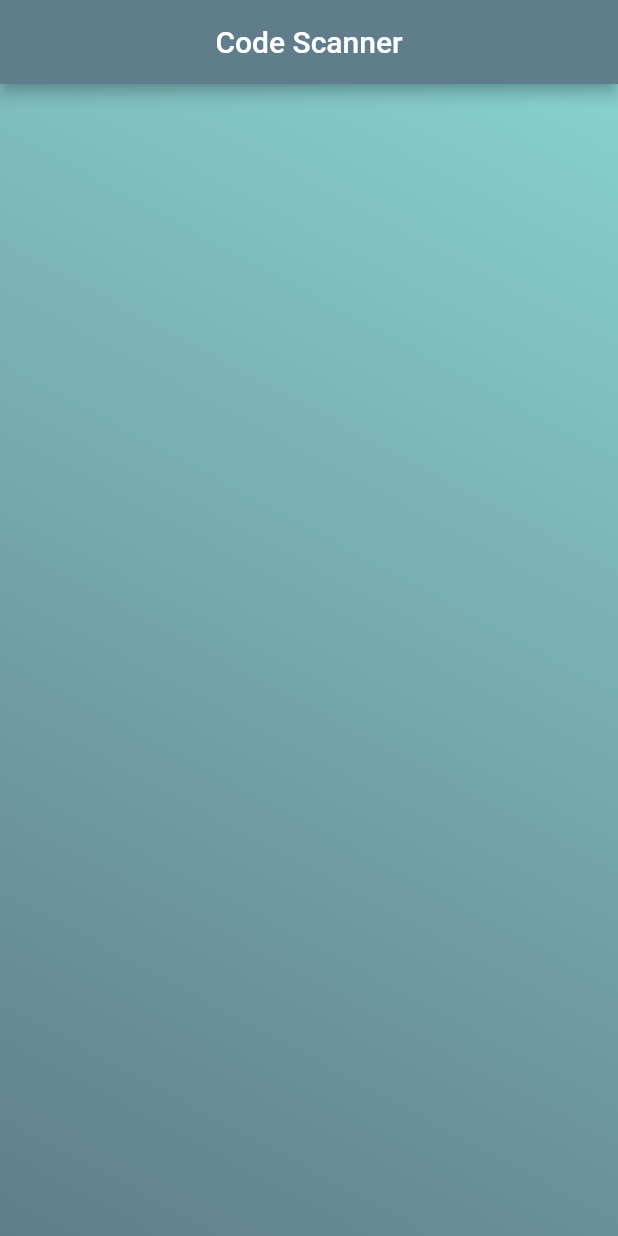
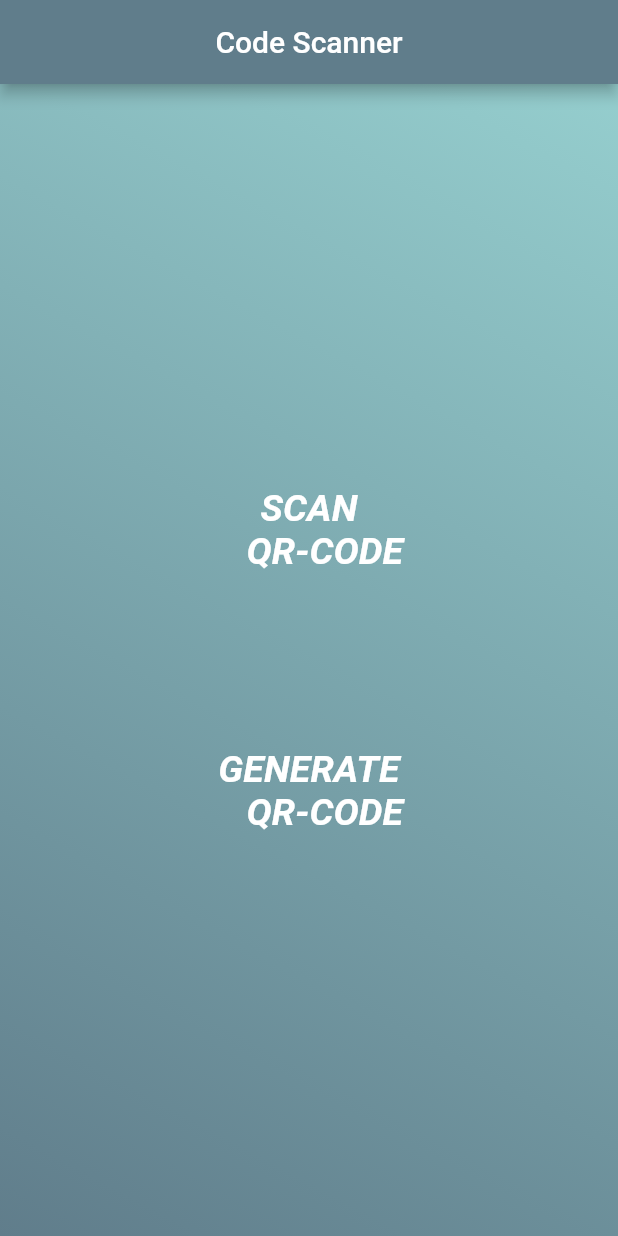
Before and after one commit to CodeWithParul/QR-Code-Scanner, a Flutter app: the screen it shows after launch, on a phone screen of 412 x 824 dp. Run offline on Flutter 3.47's test engine with Material 2 defaults, Android fonts, the phone set to English and light mode, and no system bars; our stand-ins replace qr_flutter; missing offline and left inert: barcode_scan2.

Commit message:
complete app

```diff
--- a/lib/main.dart
+++ b/lib/main.dart
@@ -1,5 +1,8 @@
-// ignore_for_file: prefer_const_constructors
+// ignore_for_file: prefer_const_constructors, prefer_const_literals_to_create_immutables
+//import 'dart:ui';
 
+import 'package:qr_code_scanner/generate_qr.dart';
+import 'package:qr_code_scanner/scan_qr.dart';
 import 'package:flutter/material.dart';
 
 void main() {
@@ -20,23 +23,100 @@ class MyApp extends StatelessWidget {
 }
 
 class CodeScanner extends StatelessWidget {
+  final controller = TextEditingController();
+
   @override
   Widget build(BuildContext context) {
     return Scaffold(
       backgroundColor: Colors.transparent,
       appBar: AppBar(
           backgroundColor: Colors.blueGrey,
-          title: Center(child: Text('Code Scanner'))),
+          title: Center(child: Text('Code Scanner'),),),
       body: Container(
         width: double.infinity,
         decoration: BoxDecoration(
           gradient: LinearGradient(
             begin: Alignment.topRight,
             end: Alignment.bottomLeft,
-            colors: const [Color.fromARGB(255, 136, 208, 208), Colors.blueGrey],
+            colors: const [Color.fromARGB(255, 149, 206, 206), Colors.blueGrey],
+          ),
+        ),
+        child: Padding(
+          padding: const EdgeInsets.all(55),
+          child: Column(
+
+            mainAxisAlignment: MainAxisAlignment.center,
+            crossAxisAlignment: CrossAxisAlignment.stretch,
+            children: [
+              GestureDetector(
+                onTap: () {
+                  Navigator.push(
+                    context,
+                    MaterialPageRoute(
+                      builder: (context) => ScanQR(),
+                    ),
+                  );
+                },
+                child: Expanded(
+                  child:TextButton(onPressed: null, child: Center(
+                    child: Text(
+                    'SCAN \n QR-CODE',
+                    textAlign: TextAlign.center,
+                    style: TextStyle(
+                      wordSpacing: 15,
+                      fontWeight: FontWeight.bold,
+                      fontStyle: FontStyle.italic,
+                      fontSize: 25.0,
+                      color: Colors.white,
+                    ),
+                ),
+                  ),
+                //  style: TextButton.styleFrom(backgroundColor: Colors.grey,
+                //  ),
+                ),),
+              ),
+              SizedBox(
+                height: 100.0,              ),
+               GestureDetector(
+                onTap: () {
+                  Navigator.push(
+                    context,
+                    MaterialPageRoute(
+                      builder: (context) => GenerateQR(),
+                    ),
+                  );
+                },
+                 child: Expanded(
+                  child:TextButton(onPressed: null, child: Center(
+                    child: Text(
+                    'GENERATE \n QR-CODE',
+                    textAlign: TextAlign.center,
+                       style: TextStyle(
+                      wordSpacing: 15,
+                      fontWeight: FontWeight.bold,
+                      fontStyle: FontStyle.italic,
+                      fontSize: 25.0,
+                      color: Colors.white,
+                    ),
+                             ),
+                  ),
+                             // style: TextButton.styleFrom(backgroundColor: Colors.grey),
+                             ),
+                             ),
+               ),
+            ],
           ),
         ),
       ),
     );
   }
 }
+
+//  child: Column(
+
+        //    mainAxisAlignment: MainAxisAlignment.center,
+
+        //   children: [
+
+        //   ],
+         //  ),
--- a/pubspec.yaml
+++ b/pubspec.yaml
@@ -34,6 +34,8 @@ dependencies:
   # The following adds the Cupertino Icons font to your application.
   # Use with the CupertinoIcons class for iOS style icons.
   cupertino_icons: ^1.0.2
+  qr_flutter: ^4.0.0
+  barcode_scan2: ^4.2.1
 
 dev_dependencies:
   flutter_test:
```
Also changed, not shown: lib/generate_qr.dart (added, +101 -0 lines), lib/scan_qr.dart (added, +95 -0 lines), pubspec.lock, 2 other files.
